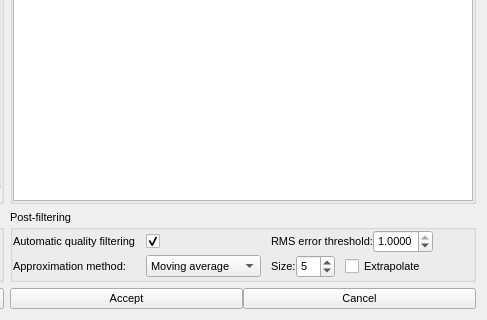
Before: the Qt Designer form showalign2.ui in mlerotic/spectromicroscopy, drawn with Qt 5; both pictures show x 437 to 924 and y 180 to 500 of the 924 by 500 pixel window.
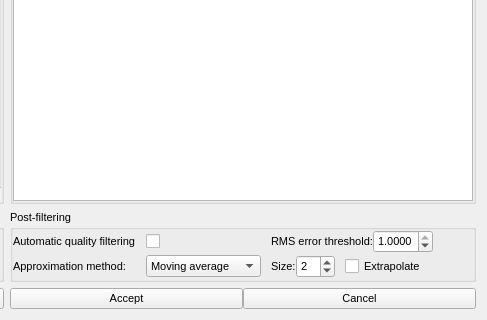
After: the same form once the commit is applied. Custom widgets are drawn as their Qt base class.

Commit message: New alignment routine, bug fixed and default settings adjusted

Diff of the .ui file:
```diff
--- a/showalign2.ui
+++ b/showalign2.ui
@@ -324,7 +324,7 @@
                <string/>
               </property>
               <property name="checked">
-               <bool>true</bool>
+               <bool>false</bool>
               </property>
              </widget>
             </item>
@@ -349,7 +349,7 @@
                  <number>1</number>
                 </property>
                 <property name="value">
-                 <number>5</number>
+                 <number>2</number>
                 </property>
                </widget>
               </item>
```
The commit also changes 1 other file.
